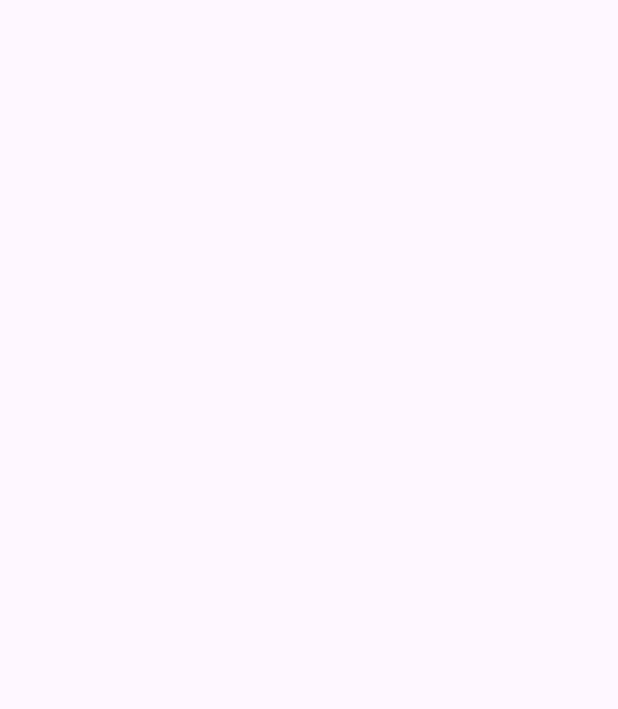
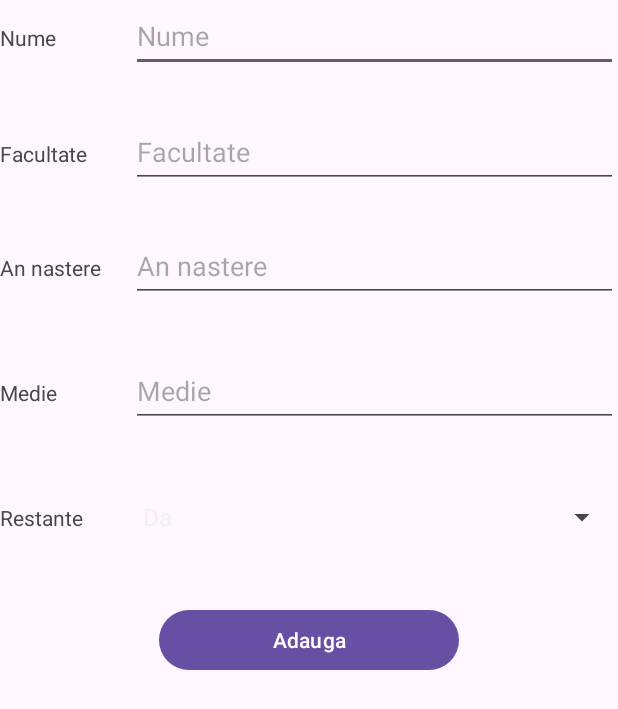
Before and after one commit to mihaela2003/Radu_Mihaela_Alexandra_ActivitateDAM2024, an Android app: the MainActivity3 screen opened directly, with no data from a screen before it, on a phone screen of 412 x 824 dp. Before the commit the part shown is empty. Shown: the top 709 px of the screen. Run offline under Robolectric (Android 15) with nearby library versions, the phone set to English and light mode, and no system bars.

Commit message:
trecere prin lab2+lab4+lab5

```diff
--- a/pregatire_test1/app/src/main/java/com/example/pregatire_test1/MainActivity3.java
+++ b/pregatire_test1/app/src/main/java/com/example/pregatire_test1/MainActivity3.java
@@ -2,6 +2,11 @@ package com.example.pregatire_test1;
 
 import android.content.Intent;
 import android.os.Bundle;
+import android.view.View;
+import android.widget.ArrayAdapter;
+import android.widget.Button;
+import android.widget.EditText;
+import android.widget.Spinner;
 import android.widget.Toast;
 
 import androidx.activity.EdgeToEdge;
@@ -23,9 +28,46 @@ public class MainActivity3 extends AppCompatActivity {
             return insets;
         });
 
-        Intent it = getIntent();
-        int val1 = it.getIntExtra("numar1", 0);
-        int val2 = it.getIntExtra("numar2", 0);
-        Toast.makeText(getApplicationContext(), "suma este:"+(val1+val2), Toast.LENGTH_LONG).show();
+        Button btn = findViewById(R.id.buttonAdauga);
+
+        Spinner spRestanta = findViewById(R.id.spinner);
+        ArrayAdapter<CharSequence>adapter = ArrayAdapter.createFromResource(
+                getApplicationContext(),
+                R.array.restanta,
+                android.R.layout.simple_spinner_item
+        );
+        adapter.setDropDownViewResource(android.R.layout.simple_dropdown_item_1line);
+        spRestanta.setAdapter(adapter);
+
+        btn.setOnClickListener(new View.OnClickListener() {
+            @Override
+            public void onClick(View view) {
+                EditText etNume = findViewById(R.id.etNume);
+                String nume = etNume.getText().toString();
+                EditText etFacultate = findViewById(R.id.etFacultate);
+                String facultate = etFacultate.getText().toString();
+                EditText etAn = findViewById(R.id.etAnNastere);
+                String sAn = etAn.getText().toString();
+                int an = Integer.parseInt(sAn);
+                EditText etMedie = findViewById(R.id.etMedie);
+                String sMedie = etMedie.getText().toString();
+                float medie = Float.parseFloat(sMedie);
+                Spinner sRestant = findViewById(R.id.spinner);
+                String restant = sRestant.getSelectedItem().toString();
+
+                Student stud = new Student(an,nume,facultate, restant, medie);
+                Toast.makeText(MainActivity3.this, stud.toString(), Toast.LENGTH_LONG).show();
+
+                Intent it = new Intent();
+                it.putExtra("student", stud);
+                setResult(RESULT_OK, it);
+                finish();
+            }
+        });
+
+       // Intent it = getIntent();
+        //int val1 = it.getIntExtra("numar1", 0);
+        //int val2 = it.getIntExtra("numar2", 0);
+        //Toast.makeText(getApplicationContext(), "suma este:"+(val1+val2), Toast.LENGTH_LONG).show();
     }
 }
--- a/pregatire_test1/app/src/main/res/layout/activity_main3.xml
+++ b/pregatire_test1/app/src/main/res/layout/activity_main3.xml
@@ -1,5 +1,6 @@
 <?xml version="1.0" encoding="utf-8"?>
-<androidx.constraintlayout.widget.ConstraintLayout xmlns:android="http://schemas.android.com/apk/res/android"
+<LinearLayout xmlns:android="http://schemas.android.com/apk/res/android"
+    android:orientation="vertical"
     xmlns:app="http://schemas.android.com/apk/res-auto"
     xmlns:tools="http://schemas.android.com/tools"
     android:id="@+id/main"
@@ -7,4 +8,117 @@
     android:layout_height="match_parent"
     tools:context=".MainActivity3">
 
-</androidx.constraintlayout.widget.ConstraintLayout>
+    <LinearLayout
+        android:layout_width="match_parent"
+        android:layout_height="77dp"
+        android:orientation="horizontal">
+
+        <TextView
+            android:id="@+id/tvNume"
+            android:layout_width="87dp"
+            android:layout_height="48dp"
+            android:text="Nume" />
+
+        <EditText
+            android:id="@+id/etNume"
+            android:layout_width="match_parent"
+            android:layout_height="48dp"
+            android:ems="10"
+            android:hint="Nume"
+            android:inputType="text" />
+    </LinearLayout>
+
+    <LinearLayout
+        android:layout_width="match_parent"
+        android:layout_height="76dp"
+        android:orientation="horizontal">
+
+        <TextView
+            android:id="@+id/tvFacultate"
+            android:layout_width="87dp"
+            android:layout_height="48dp"
+            android:text="Facultate" />
+
+        <EditText
+            android:id="@+id/etFacultate"
+            android:layout_width="match_parent"
+            android:layout_height="48dp"
+            android:ems="10"
+            android:hint="Facultate"
+            android:inputType="text" />
+
+    </LinearLayout>
+
+    <LinearLayout
+        android:layout_width="match_parent"
+        android:layout_height="83dp"
+        android:orientation="horizontal">
+
+        <TextView
+            android:id="@+id/tvAnNastere"
+            android:layout_width="87dp"
+            android:layout_height="48dp"
+            android:text="An nastere" />
+
+        <EditText
+            android:id="@+id/etAnNastere"
+            android:layout_width="match_parent"
+            android:layout_height="48dp"
+            android:ems="10"
+            android:hint="An nastere"
+            android:inputType="text" />
+    </LinearLayout>
+
+    <LinearLayout
+        android:layout_width="match_parent"
+        android:layout_height="84dp"
+        android:orientation="horizontal">
+
+        <TextView
+            android:id="@+id/tvMedie"
+            android:layout_width="87dp"
+            android:layout_height="48dp"
+            android:text="Medie" />
+
+        <EditText
+            android:id="@+id/etMedie"
+            android:layout_width="match_parent"
+            android:layout_height="48dp"
+            android:ems="10"
+            android:hint="Medie"
+            android:inputType="text" />
+    </LinearLayout>
+
+    <LinearLayout
+        android:layout_width="match_parent"
+        android:layout_height="82dp"
+        android:orientation="horizontal">
+
+        <TextView
+            android:id="@+id/tvRestante"
+            android:layout_width="87dp"
+            android:layout_height="48dp"
+            android:text="Restante" />
+
+        <Spinner
+            android:id="@+id/spinner"
+            android:layout_width="match_parent"
+            android:layout_height="48dp"
+            android:layout_weight="1" />
+
+    </LinearLayout>
+
+    <LinearLayout
+        android:layout_width="match_parent"
+        android:layout_height="wrap_content"
+        android:orientation="vertical">
+
+        <Button
+            android:id="@+id/buttonAdauga"
+            android:layout_width="200dp"
+            android:layout_height="wrap_content"
+            android:layout_gravity="center_horizontal"
+            android:text="Adauga" />
+    </LinearLayout>
+
+</LinearLayout>
--- a/pregatire_test1/app/src/main/res/values/strings.xml
+++ b/pregatire_test1/app/src/main/res/values/strings.xml
@@ -1,4 +1,8 @@
 <resources>
     <string name="app_name">pregatire_test1</string>
     <string name="mesaj">mesaj</string>
+    <string-array name="restanta">
+        <item>Da</item>
+        <item>Nu</item>
+    </string-array>
 </resources>
```
Also changed, not shown: pregatire_test1/app/src/main/java/com/example/pregatire_test1/MainActivity.java (+31 -0 lines), pregatire_test1/app/src/main/java/com/example/pregatire_test1/MainActivity2.java (+37 -5 lines), pregatire_test1/app/src/main/java/com/example/pregatire_test1/Student.java (added, +109 -0 lines), pregatire_test1/app/src/main/res/layout/activity_main.xml (+6 -10 lines), pregatire_test1/app/src/main/res/layout/activity_main2.xml (+11 -1 lines).
